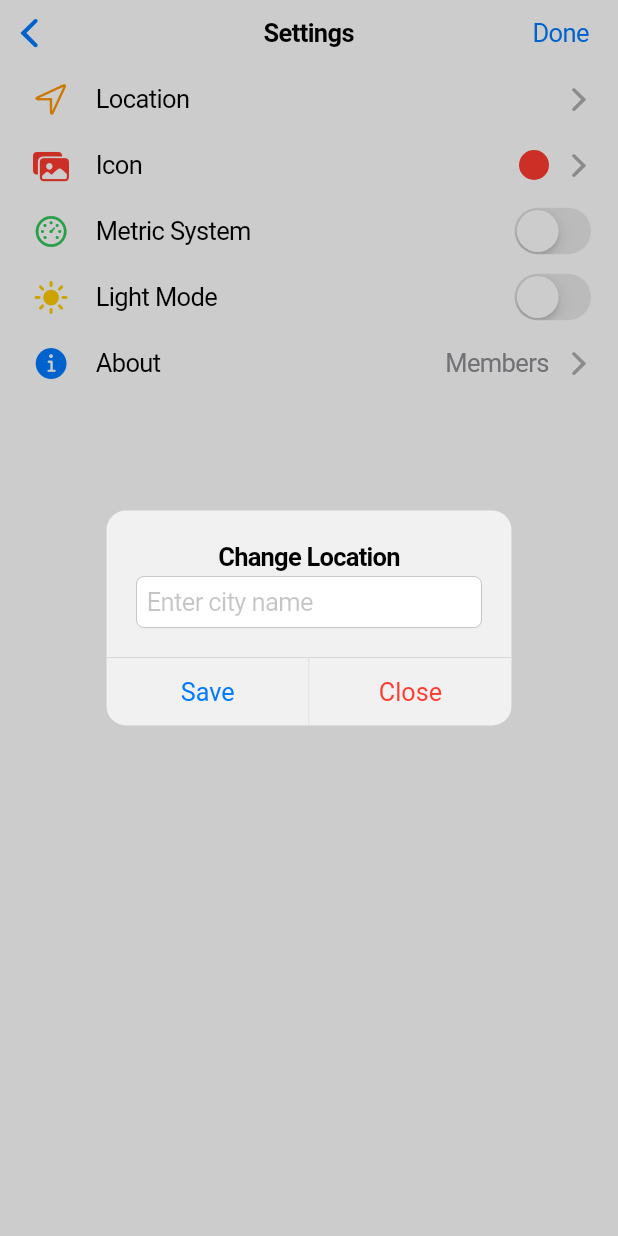
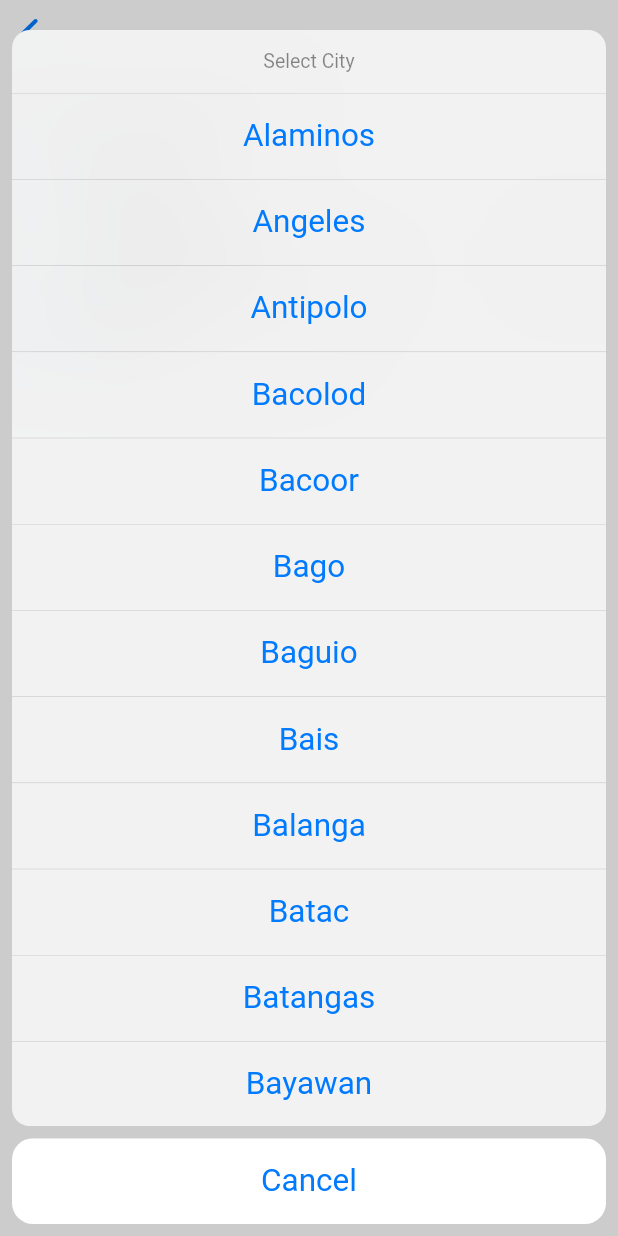
Before and after one commit to Mangulabnan-Bernard/testing, a Flutter app: the SettingsPage screen opened directly with empty values, after a tap on "Location", on a phone screen of 412 x 824 dp. Run offline on Flutter 3.47's test engine with Material 3 defaults, Android fonts, the phone set to English and light mode, and no system bars; network calls fail.

Commit message:
add locations, designing the ui

```diff
--- /dev/null
+++ b/lib/city_list.dart
@@ -0,0 +1,30 @@
+final List<String> philippineCities = [
+  'Alaminos', 'Angeles', 'Antipolo', 'Bacolod', 'Bacoor', 'Bago',
+  'Baguio', 'Bais', 'Balanga', 'Batac', 'Batangas', 'Bayawan',
+  'Baybay', 'Bayugan', 'Biñan', 'Bislig', 'Bogo', 'Borongan',
+  'Butuan', 'Cabadbaran', 'Cabanatuan', 'Cabuyao', 'Cadiz',
+  'Cagayan de Oro', 'Calamba', 'Calapan', 'Calbayog', 'Caloocan',
+  'Candon', 'Canlaon', 'Carcar', 'Catbalogan', 'Cauayan',
+  'Cavite', 'Cebu', 'Cotabato', 'Dagupan', 'Danao', 'Dapitan',
+  'Dasmariñas', 'Davao', 'Digos', 'Dipolog', 'Dumaguete',
+  'El Salvador', 'Escalante', 'Gapan', 'General Santos',
+  'General Trias', 'Gingoog', 'Guihulngan', 'Himamaylan',
+  'Iligan', 'Iloilo', 'Imus', 'Iriga', 'Isabela', 'Kabankalan',
+  'Kidapawan', 'Koronadal', 'La Carlota', 'Lamitan', 'Laoag',
+  'Lapu-Lapu', 'Las Piñas', 'Legazpi', 'Ligao', 'Lipa',
+  'Lucena', 'Maasin', 'Mabalacat', 'Makati', 'Malabon',
+  'Malaybalay', 'Malolos', 'Mandaluyong', 'Mandaue', 'Manila',
+  'Marawi', 'Marikina', 'Masbate', 'Mati', 'Meycauayan',
+  'Muñoz', 'Muntinlupa', 'Naga', 'Nasugbu', 'Navax', 'Olongapo',
+  'Ormoc', 'Oroquieta', 'Ozamiz', 'Pagadian', 'Panabo','Pampanga',
+  'Parañaque', 'Pasay', 'Pasig', 'Passi', 'Pateros',
+  'Puerto Princesa', 'Quezon', 'Roxas', 'Sagay', 'Samal',
+  'San Carlos', 'San Fernando', 'San Jose', 'San Jose del Monte',
+  'San Juan', 'San Pablo', 'San Pedro', 'Santa Rosa', 'Santiago',
+  'Silay', 'Sipalay', 'Sorsogon', 'Surigao', 'Tabaco',
+  'Tabuk', 'Tacloban', 'Tacurong', 'Tagaytay', 'Tagbilaran',
+  'Taguig', 'Tagum', 'Talisay', 'Tanauan', 'Tandag',
+  'Tangub', 'Tarlac', 'Tayabas', 'Toledo', 'Trece Martires',
+  'Tuguegarao', 'Urdaneta', 'Valencia', 'Valenzuela', 'Vigan',
+  'Zamboanga'
+];
--- a/lib/settings_page.dart
+++ b/lib/settings_page.dart
@@ -2,6 +2,7 @@ import 'package:flutter/cupertino.dart';
 import 'dart:convert';
 import 'package:http/http.dart' as http;
 import 'package:weatherapps/settings_list/abouts.dart';
+import 'city_list.dart';
 
 class SettingsPage extends StatefulWidget {
   final String initialLocation;
@@ -15,7 +16,6 @@ class SettingsPage extends StatefulWidget {
 
 class _SettingsPageState extends State<SettingsPage> {
   bool _isMetric = true;
-  bool _isLightMode = false;
   late String _locationName;
 
   @override
@@ -40,26 +40,18 @@ class _SettingsPageState extends State<SettingsPage> {
   }
 
   void _changeLocation() {
-    final textController = TextEditingController(text: _locationName);
-
-    showCupertinoDialog(
+    showCupertinoModalPopup(
       context: context,
-      builder: (context) {
-        return CupertinoAlertDialog(
-          title: Text('Change Location'),
-          content: CupertinoTextField(
-            controller: textController,
-            placeholder: 'Enter city name',
-          ),
-          actions: [
-            CupertinoDialogAction(
-              child: Text('Save'),
+      builder: (context) => CupertinoActionSheet(
+        title: Text('Select City'),
+        actions: philippineCities.map((city) {
+          return CupertinoActionSheetAction(
+            child: Text(city),
             onPressed: () async {
-                final cityToCheck = textController.text.trim();
-                final isValid = await _checkCityValid(cityToCheck);
+              final isValid = await _checkCityValid(city);
               if (isValid) {
                 setState(() {
-                    _locationName = cityToCheck;
+                  _locationName = city;
                 });
                 Navigator.pop(context);
               } else {
@@ -67,7 +59,7 @@ class _SettingsPageState extends State<SettingsPage> {
                   context: context,
                   builder: (context) => CupertinoAlertDialog(
                     title: Text('City Not Found'),
-                      content: Text('Please enter a valid city name.'),
+                    content: Text('Please select a valid city name.'),
                     actions: [
                       CupertinoDialogAction(
                         child: Text('OK'),
@@ -78,14 +70,13 @@ class _SettingsPageState extends State<SettingsPage> {
                 );
               }
             },
-            ),
-            CupertinoDialogAction(
-              child: Text('Close', style: TextStyle(color: CupertinoColors.destructiveRed)),
+          );
+        }).toList(),
+        cancelButton: CupertinoActionSheetAction(
+          child: Text('Cancel'),
           onPressed: () => Navigator.pop(context),
         ),
-          ],
-        );
-      },
+      ),
     );
   }
 
@@ -106,57 +97,38 @@ class _SettingsPageState extends State<SettingsPage> {
   Widget build(BuildContext context) {
     return CupertinoPageScaffold(
       navigationBar: CupertinoNavigationBar(
-        middle: Text('Settings'),
+        middle: Text('Settings', style: TextStyle(color: CupertinoColors.white)),
+        backgroundColor: CupertinoColors.systemBlue,
         trailing: CupertinoButton(
           padding: EdgeInsets.zero,
-          child: Text('Done'),
+          child: Text('Done', style: TextStyle(color: CupertinoColors.white)),
           onPressed: _onDone,
         ),
       ),
       child: SafeArea(
         child: ListView(
           children: [
-            // Location Section
+            Padding(
+              padding: const EdgeInsets.all(16.0),
+              child: Text(
+                'Weather Experience',
+                style: TextStyle(
+                  fontSize: 20,
+                  fontWeight: FontWeight.bold,
+                  color: CupertinoColors.systemGrey,
+                ),
+              ),
+            ),
             CupertinoListTile(
-              leading: Icon(CupertinoIcons.location, color: CupertinoColors.activeOrange),
-              title: Text('Location'),
-              trailing: Row(
-                mainAxisSize: MainAxisSize.min,
-                children: [
-                  Text(_locationName, style: TextStyle(color: CupertinoColors.systemGrey)),
-                  SizedBox(width: 8),
-                  Icon(CupertinoIcons.chevron_forward, color: CupertinoColors.systemGrey2),
-                ],
-              ),
+              leading: Icon(CupertinoIcons.location_solid, color: CupertinoColors.systemBlue),
+              title: Text('Location', style: TextStyle(fontWeight: FontWeight.bold)),
+              subtitle: Text('Current: $_locationName', style: TextStyle(color: CupertinoColors.systemGrey)),
               onTap: _changeLocation,
             ),
-
-            // Icon Section
             CupertinoListTile(
-              leading: Icon(CupertinoIcons.photo_fill_on_rectangle_fill, color: CupertinoColors.systemRed),
-              title: Text('Icon'),
-              trailing: Row(
-                mainAxisSize: MainAxisSize.min,
-                children: [
-                  Container(
-                    width: 20,
-                    height: 20,
-                    decoration: BoxDecoration(
-                      shape: BoxShape.circle,
-                      color: CupertinoColors.systemRed,
-                    ),
-                  ),
-                  SizedBox(width: 8),
-                  Icon(CupertinoIcons.chevron_forward, color: CupertinoColors.systemGrey2),
-                ],
-              ),
-              onTap: () {},
-            ),
-
-            // Metric System Section
-            CupertinoListTile(
-              leading: Icon(CupertinoIcons.speedometer, color: CupertinoColors.systemGreen),
-              title: Text('Metric System'),
+              leading: Icon(CupertinoIcons.thermometer, color: CupertinoColors.systemGreen),
+              title: Text('Metric System', style: TextStyle(fontWeight: FontWeight.bold)),
+              subtitle: Text('Switch between Celsius and Fahrenheit', style: TextStyle(color: CupertinoColors.systemGrey)),
               trailing: CupertinoSwitch(
                 value: _isMetric,
                 onChanged: (value) {
@@ -166,33 +138,10 @@ class _SettingsPageState extends State<SettingsPage> {
                 },
               ),
             ),
-
-            // Light Mode Section
-            CupertinoListTile(
-              leading: Icon(CupertinoIcons.sun_max_fill, color: CupertinoColors.systemYellow),
-              title: Text('Light Mode'),
-              trailing: CupertinoSwitch(
-                value: _isLightMode,
-                onChanged: (value) {
-                  setState(() {
-                    _isLightMode = value;
-                  });
-                },
-              ),
-            ),
-
-            // About Section
             CupertinoListTile(
               leading: Icon(CupertinoIcons.info_circle_fill, color: CupertinoColors.activeBlue),
-              title: Text('About'),
-              trailing: Row(
-                mainAxisSize: MainAxisSize.min,
-                children: [
-                  Text('Members', style: TextStyle(color: CupertinoColors.systemGrey)),
-                  SizedBox(width: 8),
-                  Icon(CupertinoIcons.chevron_forward, color: CupertinoColors.systemGrey2),
-                ],
-              ),
+              title: Text('About', style: TextStyle(fontWeight: FontWeight.bold)),
+              subtitle: Text('Learn more about the Developers', style: TextStyle(color: CupertinoColors.systemGrey)),
               onTap: _showAboutPage,
             ),
           ],
```
Also changed, not shown: lib/settings_list/abouts.dart (+34 -28 lines). Lines whose indentation alone changed are shown as unchanged.
